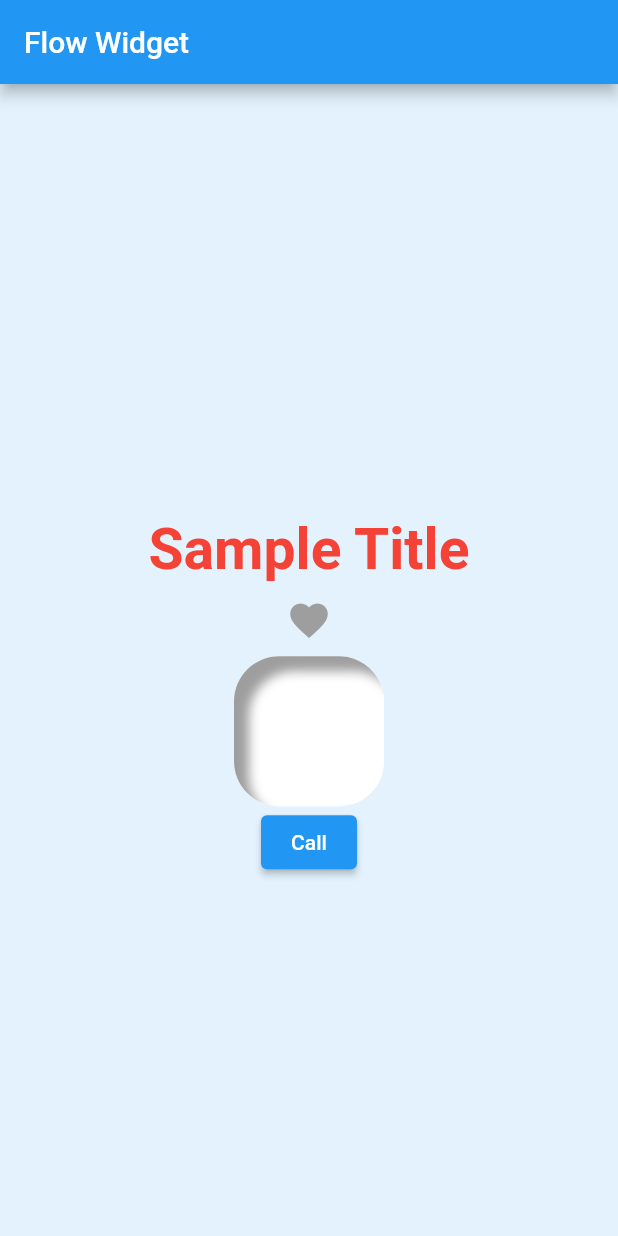
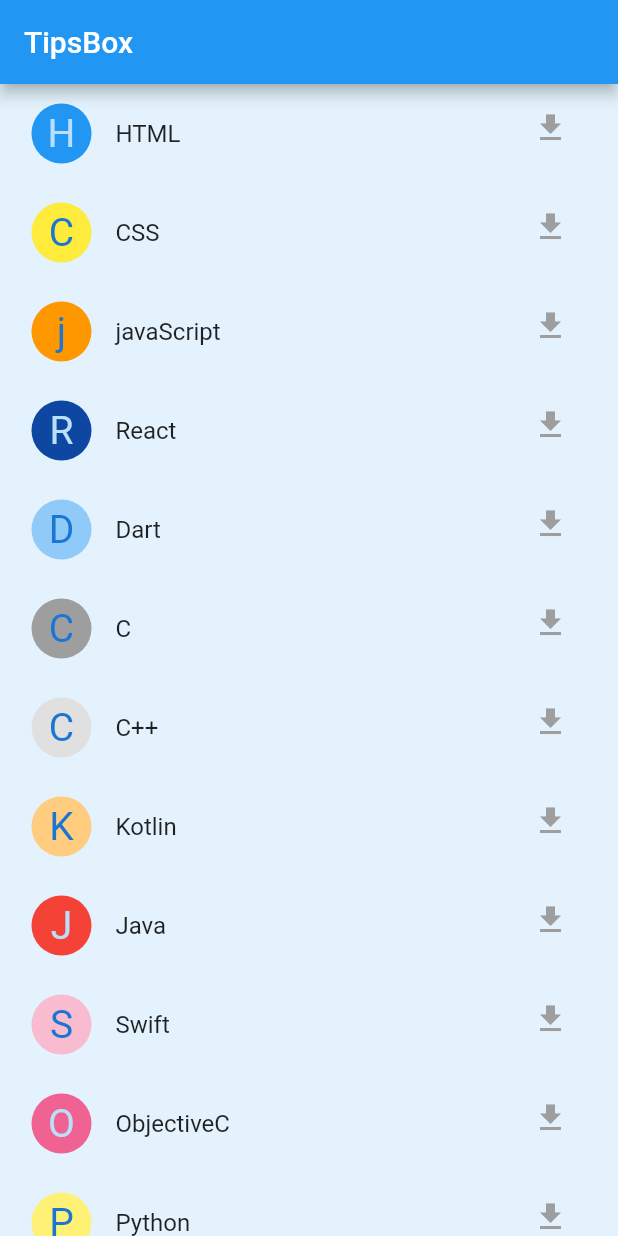
Before and after one commit to SEKI-YUTA/Flutter_tips_box, a Flutter app: the screen it shows after launch, on a phone screen of 412 x 824 dp. Run offline on Flutter 3.47's test engine with Material 2 defaults, Android fonts, the phone set to English and light mode, and no system bars; our stand-ins replace flutter_inset_box_shadow, flutter_slidable, percent_indicator; missing offline and left inert: flutter_search_bar.

Commit message:
screen: add download_list_screen.dart and item widget

```diff
--- a/lib/main.dart
+++ b/lib/main.dart
@@ -6,6 +6,7 @@
 import 'package:tips_box/pages/sliver_appbar_page.dart';
 import 'package:tips_box/screens/basic_api_call.dart';
 import 'package:tips_box/screens/card_list_screen.dart';
+import 'package:tips_box/screens/download_list_screen.dart';
 import 'package:tips_box/screens/drag_and_drop_screen.dart';
 import 'package:tips_box/screens/future_api_call.dart';
 import 'package:tips_box/screens/grid_screen.dart';
@@ -56,25 +57,25 @@
     return Scaffold(
       backgroundColor: Colors.blue[50],
       appBar: AppBar(
-        title: Text('Flow Widget'),
+        title: Text('TipsBox'),
       ),
-      body: Container(
-        width: double.infinity,
-        height: MediaQuery.of(context).size.height,
-        child: Column(
-          mainAxisAlignment: MainAxisAlignment.center,
-          children: [
-            // CrossFadeWidget(),
-            // ResponsiveLayout(),
-            // DragAndDropScreen(),
-            AnimatedTitle(),
-            LikeButton(),
-            NeumophismButton(),
-            CallPhoneWidget()
-          ],
-        ),
-      ),
-      // body: SlidableListScreen(),
+      // body: Container(
+      //   width: double.infinity,
+      //   height: MediaQuery.of(context).size.height,
+      //   child: Column(
+      //     mainAxisAlignment: MainAxisAlignment.center,
+      //     children: [
+      //       // CrossFadeWidget(),
+      //       // ResponsiveLayout(),
+      //       // DragAndDropScreen(),
+      //       AnimatedTitle(),
+      //       LikeButton(),
+      //       NeumophismButton(),
+      //       CallPhoneWidget()
+      //     ],
+      //   ),
+      // ),
+      body: DownloadListScreen(),
     );
   }
 }
--- /dev/null
+++ b/lib/screens/download_list_screen.dart
@@ -0,0 +1,48 @@
+import 'package:flutter/material.dart';
+import 'dart:math';
+
+import 'package:tips_box/widget/download_list_item.dart';
+
+List<Map<String, dynamic>> itemList = [
+  {"text": "HTML", "color": Colors.blue},
+  {"text": "CSS", "color": Colors.yellow},
+  {"text": "javaScript", "color": Colors.orange},
+  {"text": "React", "color": Colors.blue[900]},
+  {"text": "Dart", "color": Colors.blue[200]},
+  {"text": "C", "color": Colors.grey},
+  {"text": "C++", "color": Colors.grey[300]},
+  {"text": "Kotlin", "color": Colors.orange[200]},
+  {"text": "Java", "color": Colors.red},
+  {"text": "Swift", "color": Colors.pink[100]},
+  {"text": "ObjectiveC", "color": Colors.pink[300]},
+  {"text": "Python", "color": Colors.yellow[300]}
+  // "HTML",
+  // "CSS",
+  // "javaScript",
+  // "React",
+  // "Dart",
+  // "Flutter",
+  // "C",
+  // "C++",
+  // "Kotlin",
+  // "Java",
+  // "Swift",
+  // "ObjectiveC",
+  // "Python"
+];
+
+class DownloadListScreen extends StatelessWidget {
+  bool isDownloading = false;
+  bool downloadComplete = false;
+  @override
+  Widget build(BuildContext context) {
+    return Container(
+      child: ListView.builder(
+        itemCount: itemList.length,
+        itemBuilder: (BuildContext context, int index) {
+          return DownloadListItem(item: itemList[index]);
+        },
+      ),
+    );
+  }
+}
--- /dev/null
+++ b/lib/widget/download_list_item.dart
@@ -0,0 +1,76 @@
+import 'package:flutter/material.dart';
+import 'package:percent_indicator/circular_percent_indicator.dart';
+
+class DownloadListItem extends StatefulWidget {
+  DownloadListItem({Key? key, required this.item}) : super(key: key);
+  Map<String, dynamic> item;
+
+  @override
+  State<DownloadListItem> createState() => _DownloadListItemState();
+}
+
+class _DownloadListItemState extends State<DownloadListItem> {
+  bool isDownloading = false;
+  bool isDownloadComplete = false;
+  int downloadProgress = 0;
+  @override
+  Widget build(BuildContext context) {
+    return Padding(
+      padding: const EdgeInsets.all(5),
+      child: ListTile(
+        leading: CircleAvatar(
+          backgroundColor: widget.item["color"],
+          child: Text(
+            widget.item["text"].substring(0, 1),
+            style: TextStyle(fontSize: 26),
+          ),
+        ),
+        title: Text(widget.item["text"]),
+        trailing: Column(
+          children: [
+            Visibility(
+              visible: !isDownloading,
+              child: IconButton(
+                icon: Icon(
+                  Icons.download,
+                  color: isDownloadComplete ? Colors.blue : Colors.grey,
+                ),
+                onPressed: downloadItem,
+              ),
+            ),
+            Visibility(
+              visible: isDownloading,
+              child: CircularPercentIndicator(
+                radius: 20.0,
+                lineWidth: 3.0,
+                percent: (downloadProgress / 100),
+                center: Text(
+                  "${downloadProgress}%",
+                  style: TextStyle(fontSize: 14, color: Colors.blue[200]),
+                ),
+              ),
+            )
+          ],
+        ),
+      ),
+    );
+  }
+
+  void downloadItem() async {
+    isDownloading = true;
+    isDownloadComplete = false;
+    downloadProgress = 0;
+    setState(() {});
+    while (downloadProgress < 100) {
+      downloadProgress += 5;
+      setState(() {});
+      if (downloadProgress == 100) {
+        isDownloading = false;
+        isDownloadComplete = true;
+        setState(() {});
+        break;
+      }
+      await Future.delayed(Duration(milliseconds: 500));
+    }
+  }
+}
```
